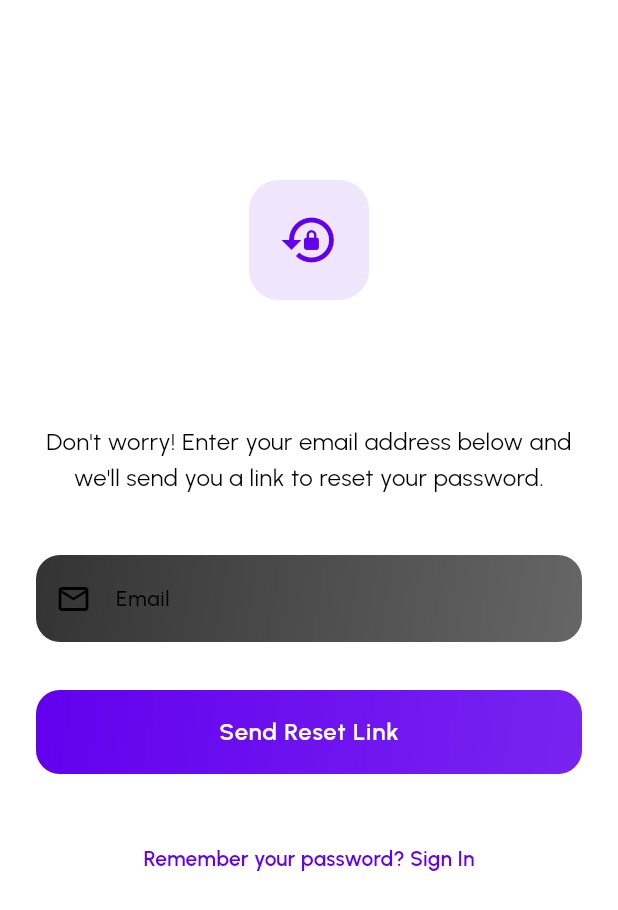
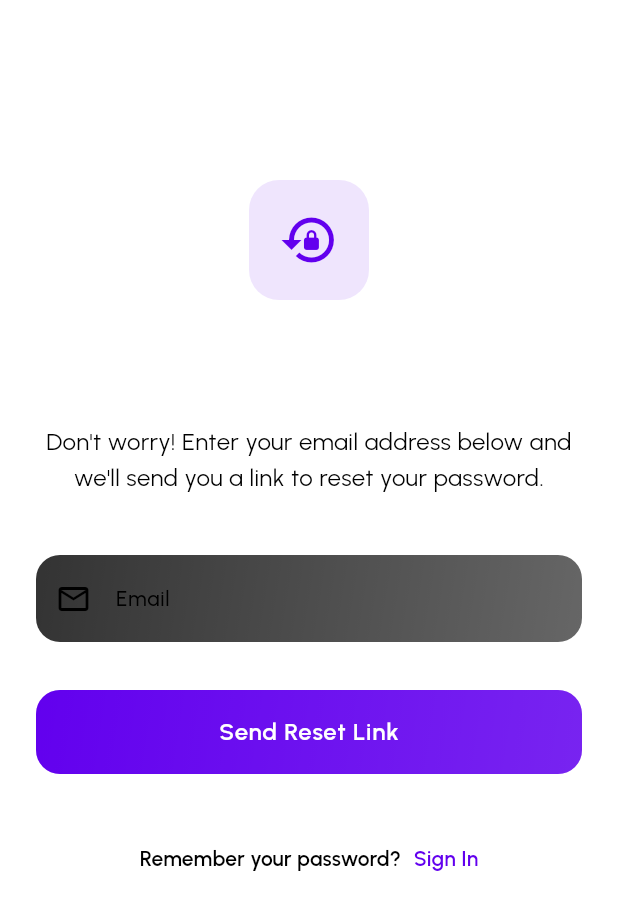
Before and after one commit to igmoiiz/StepWise, a Flutter app: the ForgotPasswordPage screen opened directly, on a phone screen of 412 x 824 dp. Shown: the top 910 px of the screen. Run offline on Flutter 3.47's test engine with Material 3 defaults, Android fonts, the phone set to English and light mode, and no system bars; our stand-ins replace firebase_auth, firebase_core, google_fonts; accounts and stored records are empty.

```diff
--- a/lib/presentation/view/authentication/forgot_password.dart
+++ b/lib/presentation/view/authentication/forgot_password.dart
@@ -296,13 +296,27 @@ class _ForgotPasswordPageState extends State<ForgotPasswordPage>
                       Center(
                         child: TextButton(
                           onPressed: () => Navigator.pop(context),
-                          child: Text(
-                            'Remember your password? Sign In',
-                            style: GoogleFonts.urbanist(
-                              color: colorScheme.primary,
-                              fontSize: 14,
-                              fontWeight: FontWeight.w600,
-                            ),
+                          child: Row(
+                            mainAxisAlignment: MainAxisAlignment.center,
+                            children: [
+                              Text(
+                                'Remember your password? ',
+                                style: GoogleFonts.urbanist(
+                                  color: colorScheme.onTertiary,
+                                  fontSize: 14,
+                                  fontWeight: FontWeight.w600,
+                                ),
+                              ),
+                              const SizedBox(width: 5),
+                              Text(
+                                'Sign In',
+                                style: GoogleFonts.urbanist(
+                                  color: colorScheme.primary,
+                                  fontSize: 14,
+                                  fontWeight: FontWeight.w600,
+                                ),
+                              ),
+                            ],
                           ),
                         ),
                       ),
```
Also changed, not shown: lib/presentation/view/authentication/login.dart (+6 -33 lines).
